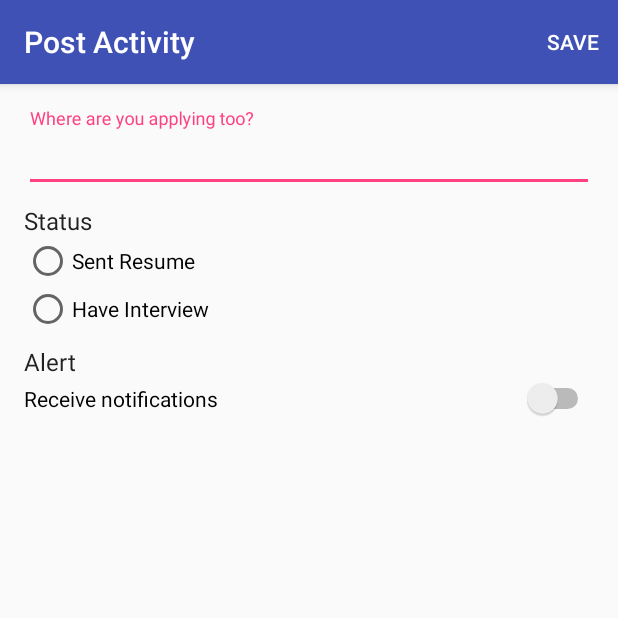
After one commit to gtokman/Job-Tracker-Android, an Android app: the PostActivity screen opened directly, with no data from a screen before it, on a phone screen of 412 x 824 dp, the top half of it. The commit adds this screen. Run offline under Robolectric (Android 15) with nearby library versions, the phone set to English and light mode, and no system bars; our stand-ins replace ButterKnife, Firebase (no records; nobody signed in at launch, a user with empty details on screens opened directly).

Commit message:
Added post presenter and view wired up application

```diff
--- a/app/src/main/AndroidManifest.xml
+++ b/app/src/main/AndroidManifest.xml
@@ -32,6 +32,9 @@
 
         <activity android:name=".status.JobsActivity"
                 android:label="Jobs Activity"/>
+
+        <activity android:name=".post.PostActivity"
+                android:label="Post Activity"/>
     </application>
 
 </manifest>
--- a/app/src/main/java/com/garytokman/garyslistandroidapp/AuthActivity.java
+++ b/app/src/main/java/com/garytokman/garyslistandroidapp/AuthActivity.java
@@ -11,8 +11,10 @@ import android.view.View;
 import android.widget.ImageView;
 import android.widget.TextView;
 
+import com.garytokman.garyslistandroidapp.injecter.FirebaseAuthInjector;
 import com.garytokman.garyslistandroidapp.login.LoginActivity;
 import com.garytokman.garyslistandroidapp.signup.SignUpActivity;
+import com.garytokman.garyslistandroidapp.status.JobsActivity;
 
 import butterknife.BindView;
 import butterknife.ButterKnife;
@@ -33,6 +35,10 @@ public class AuthActivity extends AppCompatActivity {
         setContentView(R.layout.activity_auth);
         ButterKnife.bind(this);
 
+        if (FirebaseAuthInjector.provideFireUser() != null) {
+            startActivity(new Intent(this, JobsActivity.class));
+            finish();
+        }
     }
 
     @OnClick(R.id.user_login_button)
--- a/app/src/main/java/com/garytokman/garyslistandroidapp/login/LoginActivity.java
+++ b/app/src/main/java/com/garytokman/garyslistandroidapp/login/LoginActivity.java
@@ -116,6 +116,7 @@ public class LoginActivity extends AppCompatActivity implements LoginContract.Vi
         } else {
             Timber.i("Start activity we have a user %s %s", user.getUid(), user.getEmail());
             startActivity(new Intent(this, JobsActivity.class));
+            finish();
         }
     }
 }
--- /dev/null
+++ b/app/src/main/java/com/garytokman/garyslistandroidapp/post/PostActivity.java
@@ -0,0 +1,126 @@
+package com.garytokman.garyslistandroidapp.post;
+// Gary Tokman
+// 11/26/16
+// GaryslistAndroidApp
+
+import android.os.Bundle;
+import android.support.annotation.Nullable;
+import android.support.design.widget.Snackbar;
+import android.support.v7.app.AppCompatActivity;
+import android.view.Menu;
+import android.view.MenuItem;
+import android.view.View;
+import android.widget.EditText;
+import android.widget.LinearLayout;
+import android.widget.ProgressBar;
+import android.widget.RadioButton;
+import android.widget.RadioGroup;
+import android.widget.Switch;
+import android.widget.Toast;
+
+import com.garytokman.garyslistandroidapp.R;
+import com.garytokman.garyslistandroidapp.injecter.FirebaseAuthInjector;
+
+import butterknife.BindView;
+import butterknife.ButterKnife;
+
+public class PostActivity extends AppCompatActivity implements PostContract.View {
+
+    @BindView(R.id.radio_resume)
+    RadioButton mRadioResume;
+    @BindView(R.id.radio_interview)
+    RadioButton mRadioInterview;
+    @BindView(R.id.status_radio_group)
+    RadioGroup mStatusRadioGroup;
+    @BindView(R.id.company_text)
+    EditText mCompanyText;
+    @BindView(R.id.notification_switch)
+    Switch mNotificationSwitch;
+    @BindView(R.id.progressBar)
+    ProgressBar mProgressBar;
+    @BindView(R.id.root_view)
+    LinearLayout mRootView;
+
+    private PostPresenter mPostPresenter;
+
+    @Override
+    protected void onCreate(@Nullable Bundle savedInstanceState) {
+        super.onCreate(savedInstanceState);
+        setContentView(R.layout.activity_post);
+        ButterKnife.bind(this);
+
+        mPostPresenter = new PostPresenter(FirebaseAuthInjector.provideRootDatabaseRef());
+        mPostPresenter.onSetView(this);
+    }
+
+    @Override
+    public boolean onCreateOptionsMenu(Menu menu) {
+
+        getMenuInflater().inflate(R.menu.post_menu, menu);
+
+        return super.onCreateOptionsMenu(menu);
+    }
+
+    @Override
+    public boolean onOptionsItemSelected(MenuItem item) {
+
+        if (item.getItemId() == R.id.save_action) {
+
+            mPostPresenter.savePost();
+
+            return true;
+        }
+
+        return super.onOptionsItemSelected(item);
+    }
+
+    @Override
+    public String getCompanyName() {
+        return mCompanyText.getText().toString();
+    }
+
+    @Override
+    public String getApplicationStatus() {
+
+        int selected = mStatusRadioGroup.getCheckedRadioButtonId();
+
+        if (selected == mRadioResume.getId()) {
+            return mRadioResume.getText().toString();
+        }
+
+        return mRadioInterview.getText().toString();
+    }
+
+    @Override
+    public boolean getNotificationValue() {
+        return mNotificationSwitch.isChecked();
+    }
+
+    @Override
+    public void showLoadingIndicator() {
+        mProgressBar.setVisibility(View.VISIBLE);
+    }
+
+    @Override
+    public void hideLoadingIndicator() {
+        mProgressBar.setVisibility(View.GONE);
+    }
+
+    @Override
+    public void showEmptyFieldsMessage() {
+        Toast.makeText(this, "No empty fields", Toast.LENGTH_SHORT).show();
+    }
+
+    @Override
+    public void showErrorMessage(String message) {
+        Snackbar.make(mRootView, "Error: " + message, Snackbar.LENGTH_INDEFINITE)
+                .setAction(R.string.ok_text, v -> {
+                    // Do something
+                }).show();
+    }
+
+    @Override
+    public void finishActivity() {
+        finish();
+    }
+}
--- /dev/null
+++ b/app/src/main/java/com/garytokman/garyslistandroidapp/post/PostContract.java
@@ -0,0 +1,39 @@
+package com.garytokman.garyslistandroidapp.post;
+// Gary Tokman
+// 11/27/16
+// GaryslistAndroidApp
+
+public interface PostContract {
+
+    interface View {
+
+        String getCompanyName();
+
+        String getApplicationStatus();
+
+        boolean getNotificationValue();
+
+        void showLoadingIndicator();
+
+        void hideLoadingIndicator();
+
+        void showEmptyFieldsMessage();
+
+        void showErrorMessage(String message);
+
+        void finishActivity();
+
+    }
+
+    interface Presenter {
+
+        void onStart();
+
+        void onStop();
+
+        void onSetView(View view);
+
+        void savePost();
+    }
+
+}
--- /dev/null
+++ b/app/src/main/java/com/garytokman/garyslistandroidapp/post/PostPresenter.java
@@ -0,0 +1,64 @@
+package com.garytokman.garyslistandroidapp.post;
+// Gary Tokman
+// 11/27/16
+// GaryslistAndroidApp
+
+import com.google.firebase.database.DatabaseReference;
+
+import android.text.TextUtils;
+
+import com.garytokman.garyslistandroidapp.injecter.FirebaseAuthInjector;
+import com.garytokman.garyslistandroidapp.model.Job;
+
+public class PostPresenter implements PostContract.Presenter {
+
+    private PostContract.View mView;
+    private DatabaseReference mReference;
+
+    public PostPresenter(DatabaseReference reference) {
+        mReference = reference;
+    }
+
+    @Override
+    public void onStart() {
+
+    }
+
+    @Override
+    public void onStop() {
+
+    }
+
+    @Override
+    public void onSetView(PostContract.View view) {
+        mView = view;
+    }
+
+    @Override
+    public void savePost() {
+        mView.showLoadingIndicator();
+        if (TextUtils.isEmpty(mView.getCompanyName())) {
+            mView.showEmptyFieldsMessage();
+            mView.hideLoadingIndicator();
+        } else {
+            Job job = new Job();
+            job.setName(mView.getCompanyName());
+            job.setStatus(mView.getApplicationStatus());
+            job.setNotification(mView.getNotificationValue());
+
+            mReference.child("users")
+                    .child(FirebaseAuthInjector.provideFireUser()
+                            .getUid()).child("jobs").push().updateChildren(job.toJson())
+                    .addOnCompleteListener(task -> {
+
+                        mView.hideLoadingIndicator();
+                        mView.finishActivity();
+
+
+                    }).addOnFailureListener(e -> {
+                    mView.hideLoadingIndicator();
+                    mView.showErrorMessage(e.getLocalizedMessage());
+            });
+        }
+    }
+}
--- a/app/src/main/java/com/garytokman/garyslistandroidapp/signup/SignUpActivity.java
+++ b/app/src/main/java/com/garytokman/garyslistandroidapp/signup/SignUpActivity.java
@@ -7,6 +7,7 @@ import com.google.firebase.auth.FirebaseAuth;
 import com.google.firebase.auth.FirebaseUser;
 
 import android.app.Activity;
+import android.content.Intent;
 import android.os.Bundle;
 import android.support.annotation.NonNull;
 import android.support.annotation.Nullable;
@@ -20,6 +21,7 @@ import android.widget.ProgressBar;
 
 import com.garytokman.garyslistandroidapp.R;
 import com.garytokman.garyslistandroidapp.injecter.FirebaseAuthInjector;
+import com.garytokman.garyslistandroidapp.status.JobsActivity;
 
 import butterknife.BindView;
 import butterknife.ButterKnife;
@@ -121,6 +123,8 @@ public class SignUpActivity extends AppCompatActivity implements SignUpContract.
             Timber.i("User is null.");
         } else {
             Timber.i("User is %s %s %s", user.getUid(), user.getEmail(), user.getDisplayName());
+            startActivity(new Intent(this, JobsActivity.class));
+            finish();
         }
     }
 }
--- a/app/src/main/java/com/garytokman/garyslistandroidapp/status/JobsActivity.java
+++ b/app/src/main/java/com/garytokman/garyslistandroidapp/status/JobsActivity.java
@@ -3,6 +3,7 @@ package com.garytokman.garyslistandroidapp.status;
 // 11/26/16
 // GaryslistAndroidApp
 
+import android.content.Intent;
 import android.os.Bundle;
 import android.support.annotation.Nullable;
 import android.support.design.widget.CoordinatorLayout;
@@ -17,6 +18,7 @@ import android.widget.TextView;
 import com.garytokman.garyslistandroidapp.R;
 import com.garytokman.garyslistandroidapp.injecter.FirebaseAuthInjector;
 import com.garytokman.garyslistandroidapp.model.Job;
+import com.garytokman.garyslistandroidapp.post.PostActivity;
 
 import butterknife.BindView;
 import butterknife.ButterKnife;
@@ -66,6 +68,7 @@ public class JobsActivity extends AppCompatActivity implements JobsContract.View
     @OnClick(R.id.add_fab)
     public void onClickFab() {
         Timber.i("OnClick fab");
+        startActivity(new Intent(this, PostActivity.class));
     }
 
     @Override
--- a/app/src/main/java/com/garytokman/garyslistandroidapp/status/JobsPresenter.java
+++ b/app/src/main/java/com/garytokman/garyslistandroidapp/status/JobsPresenter.java
@@ -26,13 +26,13 @@ public class JobsPresenter implements JobsContract.Presenter, ChildEventListener
     @Override
     public void loadAllJobs() {
         mView.showLoadingIndicator();
-        mDatabaseReference.child(provideFireUser().getUid()).child("jobs").addChildEventListener(this);
+        mDatabaseReference.child("users").child(provideFireUser().getUid()).child("jobs").addChildEventListener(this);
     }
 
     @Override
     public void removeJob() {
         mView.showLoadingIndicator();
-        mDatabaseReference.child(provideFireUser().getUid()).child("jobs").addChildEventListener(this);
+        mDatabaseReference.child("users").child(provideFireUser().getUid()).child("jobs").addChildEventListener(this);
     }
 
     @Override
@@ -57,7 +57,7 @@ public class JobsPresenter implements JobsContract.Presenter, ChildEventListener
             mView.hideEmptyText();
             Job job = dataSnapshot.getValue(Job.class);
             mView.addJob(job);
-            Timber.i("dataSnapshot exists.");
+            Timber.i("dataSnapshot exists." + dataSnapshot.getValue(Job.class).toString());
         } else {
             mView.showEmptyText();
             mView.hideLoadingIndicator();
--- /dev/null
+++ b/app/src/main/res/layout/activity_post.xml
@@ -0,0 +1,74 @@
+<?xml version="1.0" encoding="utf-8"?>
+<LinearLayout xmlns:android="http://schemas.android.com/apk/res/android"
+        android:orientation="vertical"
+        android:layout_width="match_parent"
+        android:layout_margin="16dp"
+        android:id="@+id/root_view"
+        android:layout_height="match_parent">
+
+    <ProgressBar
+            style="?android:attr/progressBarStyle"
+            android:layout_width="match_parent"
+            android:layout_height="wrap_content"
+            android:id="@+id/progressBar"
+            android:visibility="gone"
+            />
+    <android.support.design.widget.TextInputLayout
+            android:layout_width="match_parent"
+            android:layout_height="wrap_content"
+            >
+
+        <EditText
+                android:layout_width="match_parent"
+                android:layout_height="wrap_content"
+                android:inputType="textAutoComplete"
+                android:maxLines="1"
+                android:id="@+id/company_text"
+                android:hint="Where are you applying too?"
+                />
+    </android.support.design.widget.TextInputLayout>
+
+    <TextView
+            android:text="Status"
+            android:layout_marginTop="8dp"
+            android:layout_width="match_parent"
+            android:layout_height="wrap_content"
+            android:id="@+id/textView"
+            android:textAppearance="@style/TextAppearance.AppCompat.Subhead"
+            />
+    <RadioGroup
+            android:layout_width="match_parent"
+            android:layout_height="wrap_content"
+            android:id="@+id/status_radio_group"
+            >
+
+        <RadioButton
+                android:text="Sent Resume"
+                android:layout_width="wrap_content"
+                android:layout_height="wrap_content"
+                android:id="@+id/radio_resume"
+                android:layout_weight="1"
+                />
+        <RadioButton
+                android:layout_width="wrap_content"
+                android:layout_height="wrap_content"
+                android:id="@+id/radio_interview"
+                android:layout_weight="1"
+                android:text="Have Interview"
+                />
+    </RadioGroup>
+
+    <TextView
+            android:text="Alert"
+            android:layout_marginTop="8dp"
+            android:layout_width="match_parent"
+            android:layout_height="wrap_content"
+            android:textAppearance="@style/TextAppearance.AppCompat.Subhead"
+            />
+    <Switch
+            android:text="Receive notifications"
+            android:layout_width="match_parent"
+            android:layout_height="wrap_content"
+            android:id="@+id/notification_switch"
+            />
+</LinearLayout>
--- a/app/src/main/res/layout/activty_jobs.xml
+++ b/app/src/main/res/layout/activty_jobs.xml
@@ -4,6 +4,7 @@
         android:id="@+id/coor_layout"
         android:layout_width="match_parent"
         android:layout_height="match_parent"
+        android:background="@android:color/darker_gray"
         >
 
 
--- /dev/null
+++ b/app/src/main/res/menu/post_menu.xml
@@ -0,0 +1,11 @@
+<?xml version="1.0" encoding="utf-8"?>
+<menu xmlns:app="http://schemas.android.com/apk/res-auto"
+        xmlns:android="http://schemas.android.com/apk/res/android">
+
+    <item android:title="Save"
+            android:visible="true"
+            android:enabled="true"
+            android:checkable="false"
+            app:showAsAction="ifRoom|withText"
+            android:id="@+id/save_action"/>
+</menu>
```
Also changed, not shown: app/src/main/java/com/garytokman/garyslistandroidapp/model/Job.java (+47 -21 lines), app/src/main/java/com/garytokman/garyslistandroidapp/status/JobsAdapter.java (+28 -4 lines), app/src/main/res/layout/job_item.xml (added, +66 -0 lines).
